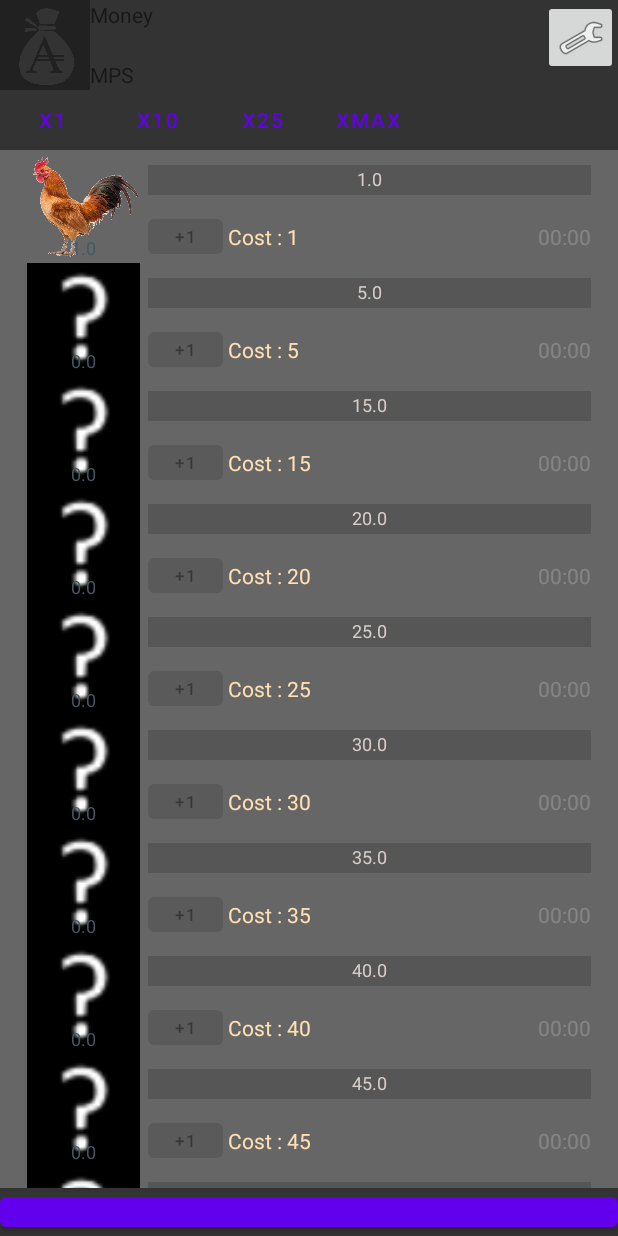
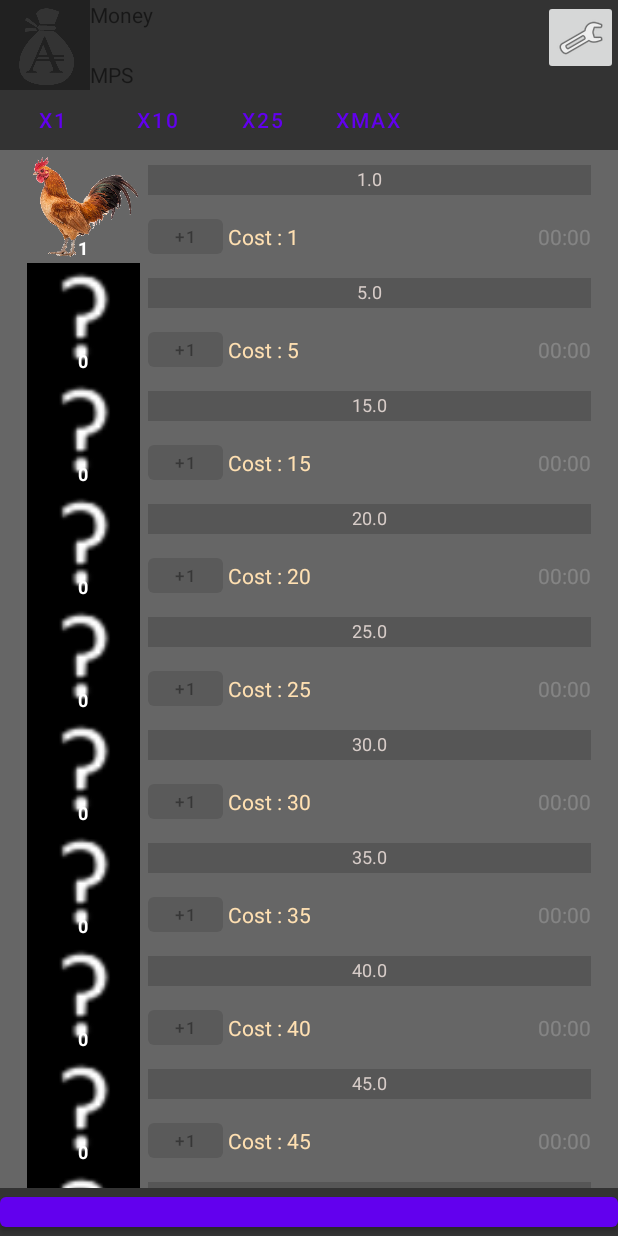
Before and after one commit to Amaroke/AmarokeClicker, an Android app: the screen it shows after launch (GameActivity), on a phone screen of 412 x 824 dp. Run offline under Robolectric (Android 15) with nearby library versions, the phone set to English and light mode, and no system bars.

```diff
--- a/app/src/main/java/com/example/makemoremeat/controllers/ControllerProduction.kt
+++ b/app/src/main/java/com/example/makemoremeat/controllers/ControllerProduction.kt
@@ -48,7 +48,7 @@ class ControllerProduction(
 
     fun refresh() {
         context.runOnUiThread {
-            possesses.text = production.numberPossessed.toString()
+            possesses.text = String.format("%.0f", production.numberPossessed)
             textProduction.text = production.actualProduction.toString()
             upgradeCostProduction.text =
                 context.getString(R.string.costValue, production.actualCost.toLong())
--- a/app/src/main/res/layout/production.xml
+++ b/app/src/main/res/layout/production.xml
@@ -41,9 +41,10 @@
                 android:layout_alignBottom="@id/imageButtonProduction"
                 android:gravity="center"
                 android:paddingBottom="2dp"
-                android:text="@string/possesses"
+                android:text="0"
+                android:textStyle="bold"
                 android:textAlignment="center"
-                android:textColor="#455A64"
+                android:textColor="#FFFFFF"
                 android:textSize="12sp" />
         </RelativeLayout>
 
```
Also changed, not shown: 2 other files.
